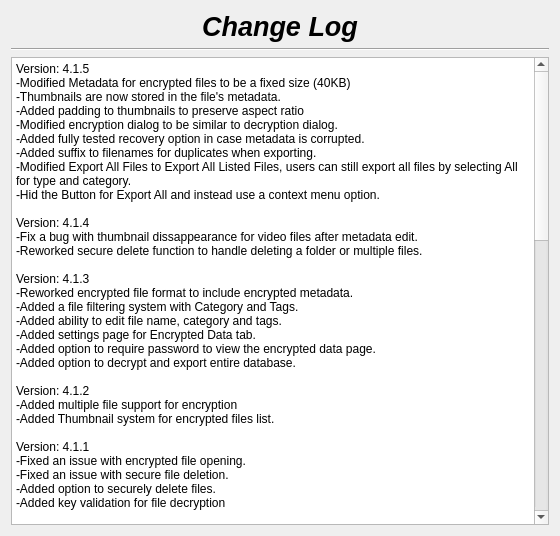
Before: the Qt Designer form changelog.ui in therealMaPMaKeR/MMDiary, drawn with Qt 5.
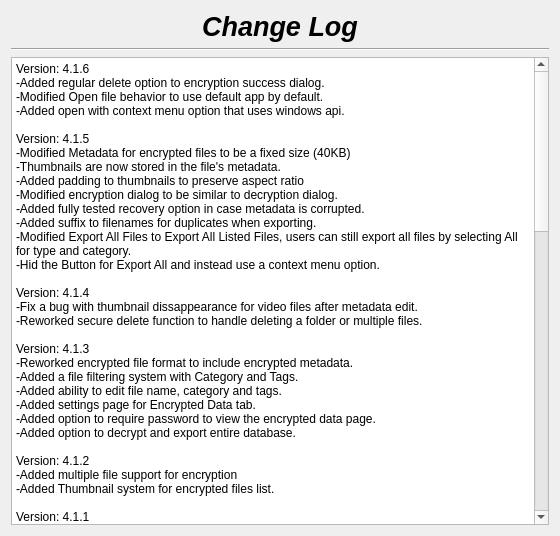
After: the same form once the commit is applied.

Commit message:
modified open encrypted file behavior
also added context menu option: open with ... that uses windows api

Patch:
```diff
--- a/changelog.ui
+++ b/changelog.ui
@@ -55,7 +55,7 @@
 li.unchecked::marker { content: &quot;\2610&quot;; }
 li.checked::marker { content: &quot;\2612&quot;; }
 &lt;/style&gt;&lt;/head&gt;&lt;body style=&quot; font-family:'Segoe UI'; font-size:9pt; font-weight:400; font-style:normal;&quot;&gt;
-&lt;p style=&quot; margin-top:0px; margin-bottom:0px; margin-left:0px; margin-right:0px; -qt-block-indent:0; text-indent:0px;&quot;&gt;Version: 4.1.5&lt;br /&gt;-Modified Metadata for encrypted files to be a fixed size (40KB)&lt;/p&gt;
+&lt;p style=&quot; margin-top:0px; margin-bottom:0px; margin-left:0px; margin-right:0px; -qt-block-indent:0; text-indent:0px;&quot;&gt;Version: 4.1.6&lt;br /&gt;-Added regular delete option to encryption success dialog.&lt;br /&gt;-Modified Open file behavior to use default app by default.&lt;br /&gt;-Added open with context menu option that uses windows api.&lt;br /&gt;&lt;br /&gt;Version: 4.1.5&lt;br /&gt;-Modified Metadata for encrypted files to be a fixed size (40KB)&lt;/p&gt;
 &lt;p style=&quot; margin-top:0px; margin-bottom:0px; margin-left:0px; margin-right:0px; -qt-block-indent:0; text-indent:0px;&quot;&gt;-Thumbnails are now stored in the file's metadata.&lt;/p&gt;
 &lt;p style=&quot; margin-top:0px; margin-bottom:0px; margin-left:0px; margin-right:0px; -qt-block-indent:0; text-indent:0px;&quot;&gt;-Added padding to thumbnails to preserve aspect ratio&lt;/p&gt;
 &lt;p style=&quot; margin-top:0px; margin-bottom:0px; margin-left:0px; margin-right:0px; -qt-block-indent:0; text-indent:0px;&quot;&gt;-Modified encryption dialog to be similar to decryption dialog.&lt;/p&gt;
```
The commit also changes 2 other files.
